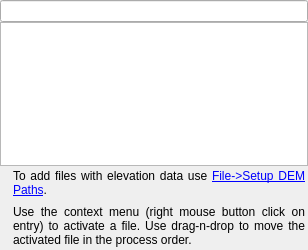
Maproom/qmapshack, file src/qmapshack/dem/IDemList.ui: the form before one commit.
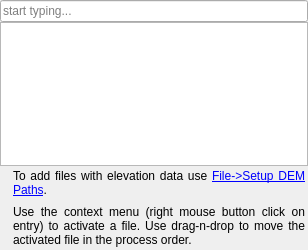
The form after the commit. Icons and pictures are not drawn. Custom widgets are drawn as their Qt base class.

What changed in the file:
```diff
--- a/src/qmapshack/dem/IDemList.ui
+++ b/src/qmapshack/dem/IDemList.ui
@@ -34,6 +34,9 @@
      <property name="toolTip">
       <string>Filter: Start to type and the list will be reduced to matching items.</string>
      </property>
+     <property name="placeholderText">
+      <string>start typing...</string>
+     </property>
     </widget>
    </item>
    <item>
```
